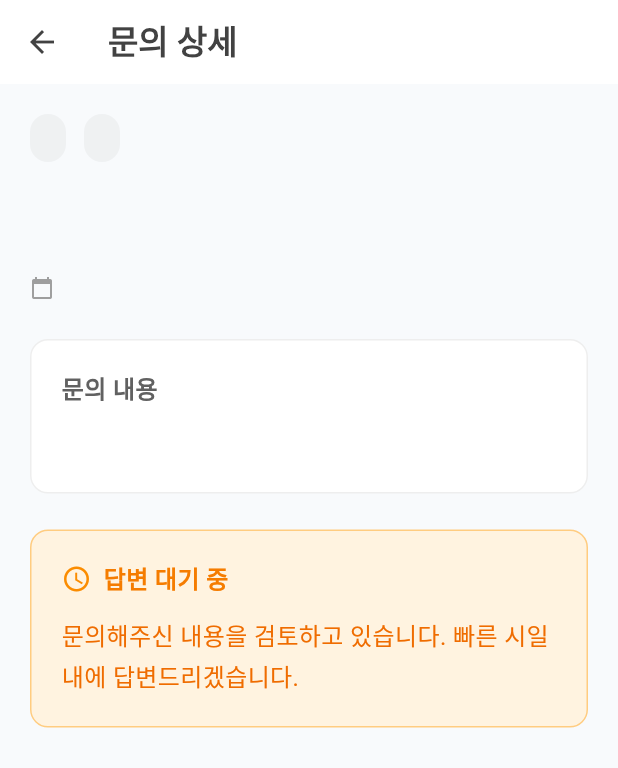
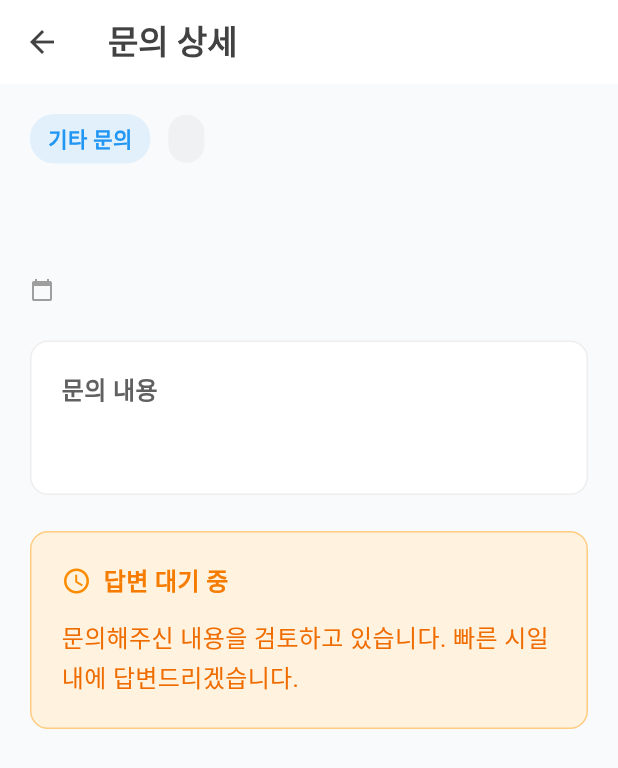
Before and after one commit to mycsr0814/WSU_MAP, a Flutter app: the InquiryDetailPage screen opened directly with empty values, on a phone screen of 412 x 824 dp. Shown: the top 768 px of the screen. Run offline on Flutter 3.47's test engine with Material 3 defaults, Android fonts, the phone set to English and light mode, and no system bars; our stand-ins replace connectivity_plus, file_picker, flutter_local_notifications, flutter_svg, flutter_typeahead, image_picker and 5 more; missing offline and left inert: app_settings, flutter_naver_map; accounts and stored records are empty; network calls fail; Roboto replaces fonts that are missing (Pretendard); project files that could hold a hidden picture were left out.

```diff
--- a/lib/inside/building_map_page.dart
+++ b/lib/inside/building_map_page.dart
@@ -1470,6 +1470,7 @@ class _BuildingMapPageState extends State<BuildingMapPage> {
                         child: CustomPaint(
                           size: Size(svgDisplayWidth, svgDisplayHeight),
                           painter: PathPainter(
+                            context: context,
                             pathPoints: _navigationPath.isNotEmpty
                                 ? _navigationPath
                                 : _currentShortestPath,
--- a/lib/l10n/app_en.arb
+++ b/lib/l10n/app_en.arb
@@ -557,6 +557,7 @@
       }
     }
   },
+  "markerDeparture": "Departure", "markerArrival": "Arrival",
     "errorCannotOpenPhoneApp": "Cannot open the phone app.",
   "emailCopied": "Email copied to clipboard.",
   "description": "Description",
--- a/lib/l10n/app_ko.arb
+++ b/lib/l10n/app_ko.arb
@@ -356,7 +356,7 @@
   "inquiry_error_occurred": "문의 처리 중 오류가 발생했습니다",
   "inquiry_category_bug": "버그 신고",
   "inquiry_category_feature": "기능 제안",
-  "inquiry_category_other": "기타",
+  "inquiry_category_other": "기타 문의",
   "inquiry_category_route_error": "경로 안내 오류",
   "inquiry_category_place_error": "장소/정보 오류",
   "location_share_title": "위치 공유",
@@ -693,6 +693,7 @@
       }
     }
   },
+    "markerDeparture": "출발지", "markerArrival": "도착지",
     "errorCannotOpenPhoneApp": "전화앱을 열 수 없습니다.",
   "emailCopied": "이메일이 복사되었습니다.",
   "description": "설명",
--- a/lib/l10n/app_zh.arb
+++ b/lib/l10n/app_zh.arb
@@ -432,12 +432,10 @@
     }
   },
   "edit": "编辑",
+  "markerDeparture": "出发地", "markerArrival": "到达地",
     "errorCannotOpenPhoneApp": "无法打开电话应用程序。",
   "emailCopied": "电子邮件已复制到剪贴板。",
   "description": "描述",
-  "personInCharge": "负责人",
-  "contact": "联系方式",
-  "email": "电子邮件",
   "noDetailedInfoRegistered": "未注册详细信息。",
   "setDeparture": "设置为出发地",
   "setArrival": "设置为目的地",
--- a/lib/profile/inquiry_detail_page.dart
+++ b/lib/profile/inquiry_detail_page.dart
@@ -9,22 +9,45 @@ class InquiryDetailPage extends StatelessWidget {
 
 String getLocalizedCategory(BuildContext context, String category) {
   final l10n = AppLocalizations.of(context)!;
-    switch (category) {
+
+  // 🔥 디버깅 로그 추가
+  debugPrint('=== getLocalizedCategory 디버깅 ===');
+  debugPrint('입력된 category: "$category"');
+  debugPrint('category 길이: ${category.length}');
+  debugPrint('category 타입: ${category.runtimeType}');
+
+  // 🔥 정규화: 공백 제거 및 소문자 변환
+  final normalizedCategory = category.trim().toLowerCase();
+  debugPrint('정규화된 category: "$normalizedCategory"');
+
+  switch (normalizedCategory) {
     case 'place_error':
+      debugPrint('매치됨: place_error -> ${l10n.inquiry_category_place_error}');
       return l10n.inquiry_category_place_error;
     case 'bug':
+      debugPrint('매치됨: bug -> ${l10n.inquiry_category_bug}');
       return l10n.inquiry_category_bug;
     case 'feature':
+      debugPrint('매치됨: feature -> ${l10n.inquiry_category_feature}');
       return l10n.inquiry_category_feature;
     case 'route_error':
+      debugPrint('매치됨: route_error -> ${l10n.inquiry_category_route_error}');
       return l10n.inquiry_category_route_error;
     case 'other':
+      debugPrint('매치됨: other -> ${l10n.inquiry_category_other}');
       return l10n.inquiry_category_other;
     default:
-        return category;
+      // 🔥 매치되지 않는 경우 모든 가능한 값들 체크
+      debugPrint('❌ 매치되지 않음! 가능한 값들:');
+      debugPrint('  - place_error');
+      debugPrint('  - bug');
+      debugPrint('  - feature');
+      debugPrint('  - route_error');
+      debugPrint('  - other');
+      debugPrint('기본값으로 "기타" 반환');
+      return l10n.inquiry_category_other; // 🔥 기본값을 "기타"로 설정
   }
 }
-
   @override
 Widget build(BuildContext context) {
   final l10n = AppLocalizations.of(context)!;
@@ -50,9 +73,30 @@ class InquiryDetailPage extends StatelessWidget {
       child: Column(
         crossAxisAlignment: CrossAxisAlignment.start,
         children: [
-            // 상태 및 카테고리 태그
+          // 🔥 수정된 카테고리 및 상태 태그
           Row(
             children: [
+              // 첫 번째: 카테고리 태그
+              Container(
+                padding: const EdgeInsets.symmetric(
+                  horizontal: 12,
+                  vertical: 6,
+                ),
+                decoration: BoxDecoration(
+                  color: _getCategoryColor(inquiry.category).withOpacity(0.1),
+                  borderRadius: BorderRadius.circular(16),
+                ),
+                child: Text(
+                  getLocalizedCategory(context, inquiry.category),
+                  style: TextStyle(
+                    fontSize: 14,
+                    fontWeight: FontWeight.w600,
+                    color: _getCategoryColor(inquiry.category),
+                  ),
+                ),
+              ),
+              const SizedBox(width: 12),
+              // 두 번째: 상태 태그
               Container(
                 padding: const EdgeInsets.symmetric(
                   horizontal: 12,
@@ -63,26 +107,6 @@ class InquiryDetailPage extends StatelessWidget {
                   borderRadius: BorderRadius.circular(16),
                 ),
                 child: Text(
-                    getLocalizedCategory(context, inquiry.category),
-                    style: TextStyle(
-                      fontSize: 14,
-                      fontWeight: FontWeight.w600,
-                      color: _getStatusColor(inquiry.status),
-                    ),
-                  ),
-                ),
-                const SizedBox(width: 12),
-                Container(
-                  padding: const EdgeInsets.symmetric(
-                    horizontal: 12,
-                    vertical: 6,
-                  ),
-                  decoration: BoxDecoration(
-                    color: _getStatusColor(inquiry.status).withOpacity(0.1),
-                    borderRadius: BorderRadius.circular(16),
-                  ),
-                  child: Text(
-                    // status 값도 로케일에 맞게 변환 처리 (한글 영어 둘다)
                   _localizedStatus(context, inquiry.status),
                   style: TextStyle(
                     fontSize: 14,
@@ -329,6 +353,24 @@ class InquiryDetailPage extends StatelessWidget {
   );
 }
 
+// 🔥 추가해야 할 카테고리 색상 함수
+Color _getCategoryColor(String category) {
+  switch (category) {
+    case 'place_error':
+      return Colors.red;
+    case 'bug':
+      return Colors.orange;
+    case 'feature':
+      return Colors.blue;
+    case 'route_error':
+      return Colors.purple;
+    case 'other':
+      return Colors.grey;
+    default:
+      return Colors.blue;
+  }
+}
+
   Color _getStatusColor(String status) {
     switch (status) {
       case 'pending':
```
Also changed, not shown: lib/inside/path_painter.dart (+14 -13 lines), lib/profile/inquiry_page.dart (+43 -4 lines), lib/generated/app_localizations.dart, lib/generated/app_localizations_en.dart, lib/generated/app_localizations_ko.dart, lib/generated/app_localizations_zh.dart. Lines whose indentation alone changed are shown as unchanged.
